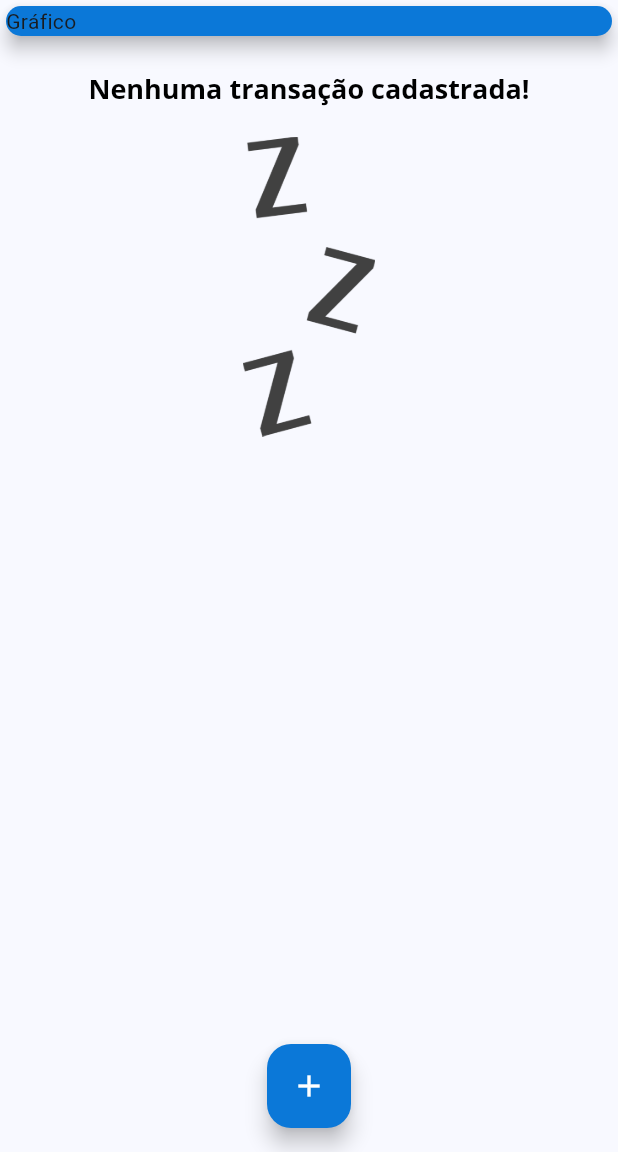
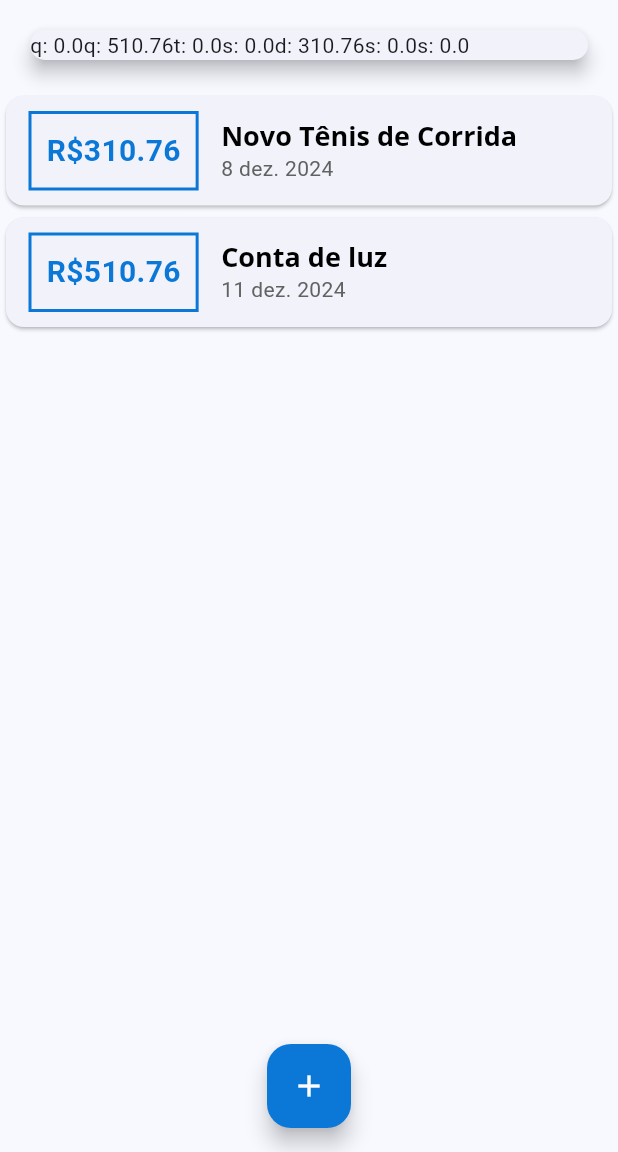
Before and after one commit to Jooaomarcelo/despesas-app, a Flutter app: the screen it shows after launch, on a phone screen of 412 x 824 dp, the part 84-1236 px from its top. Run offline on Flutter 3.47's test engine with Material 3 defaults, Android fonts, the light colour scheme and no system bars.

Commit message:
Added week days and sum of transactions by day

```diff
--- /dev/null
+++ b/lib/components/chart.dart
@@ -0,0 +1,47 @@
+import 'package:flutter/material.dart';
+import 'package:intl/intl.dart';
+import '../models/transaction.dart';
+
+class Chart extends StatelessWidget {
+  final List<Transaction> recentTransactions;
+
+  const Chart(this.recentTransactions, {super.key});
+
+  List<Map<String, Object>> get groupedTransactions {
+    return List.generate(7, (index) {
+      final weekDay = DateTime.now().subtract(
+        Duration(days: index),
+      );
+
+      double totalSum = 0.0;
+
+      for (var i = 0; i < recentTransactions.length; i++) {
+        bool sameDay = recentTransactions[i].date.day == weekDay.day;
+        bool sameMonth = recentTransactions[i].date.month == weekDay.month;
+        bool sameYear = recentTransactions[i].date.year == weekDay.year;
+
+        if (sameDay && sameMonth && sameYear) {
+          totalSum += recentTransactions[i].value;
+        }
+      }
+
+      return {
+        'day': DateFormat('E', 'pt_BR').format(weekDay)[0],
+        'value': totalSum,
+      };
+    });
+  }
+
+  @override
+  Widget build(BuildContext context) {
+    return Card(
+      elevation: 5,
+      margin: EdgeInsets.all(20),
+      child: Row(
+        children: groupedTransactions.map((tr) {
+          return Text('${tr['day']}: ${tr['value']}');
+        }).toList(),
+      ),
+    );
+  }
+}
--- a/lib/main.dart
+++ b/lib/main.dart
@@ -1,6 +1,7 @@
 import 'package:flutter/material.dart';
 import 'package:intl/date_symbol_data_local.dart';
 
+import '/components/chart.dart';
 import '/components/transaction_form.dart';
 import '/components/transaction_list.dart';
 import '/models/transaction.dart';
@@ -54,13 +55,27 @@
 
 class _MyHomePageState extends State<MyHomePage> {
   final List<Transaction> _transactions = [
-    // Transaction(
-    //   id: '1',
-    //   title: 'Novo Tênis de Corrida',
-    //   value: 310.76,
-    //   date: DateTime.now(),
-    // )
+    Transaction(
+      id: '1',
+      title: 'Novo Tênis de Corrida',
+      value: 310.76,
+      date: DateTime.now().subtract(const Duration(days: 4)),
+    ),
+    Transaction(
+      id: '2',
+      title: 'Conta de luz',
+      value: 510.76,
+      date: DateTime.now().subtract(const Duration(days: 1)),
+    )
   ];
+
+  List<Transaction> get _recentTransactions {
+    return _transactions.where((transaction) {
+      return transaction.date.isAfter(
+        DateTime.now().subtract(const Duration(days: 7)),
+      );
+    }).toList();
+  }
 
   void _addTransaction(String title, double value) {
     final int id = _transactions.isNotEmpty
@@ -106,11 +121,7 @@
           crossAxisAlignment: CrossAxisAlignment.stretch,
           children: <Widget>[
             SizedBox(
-              child: Card(
-                color: Theme.of(context).colorScheme.primary,
-                elevation: 5,
-                child: const Text('Gráfico'),
-              ),
+              child: Chart(_recentTransactions),
             ),
             TransactionList(_transactions),
           ],
```
